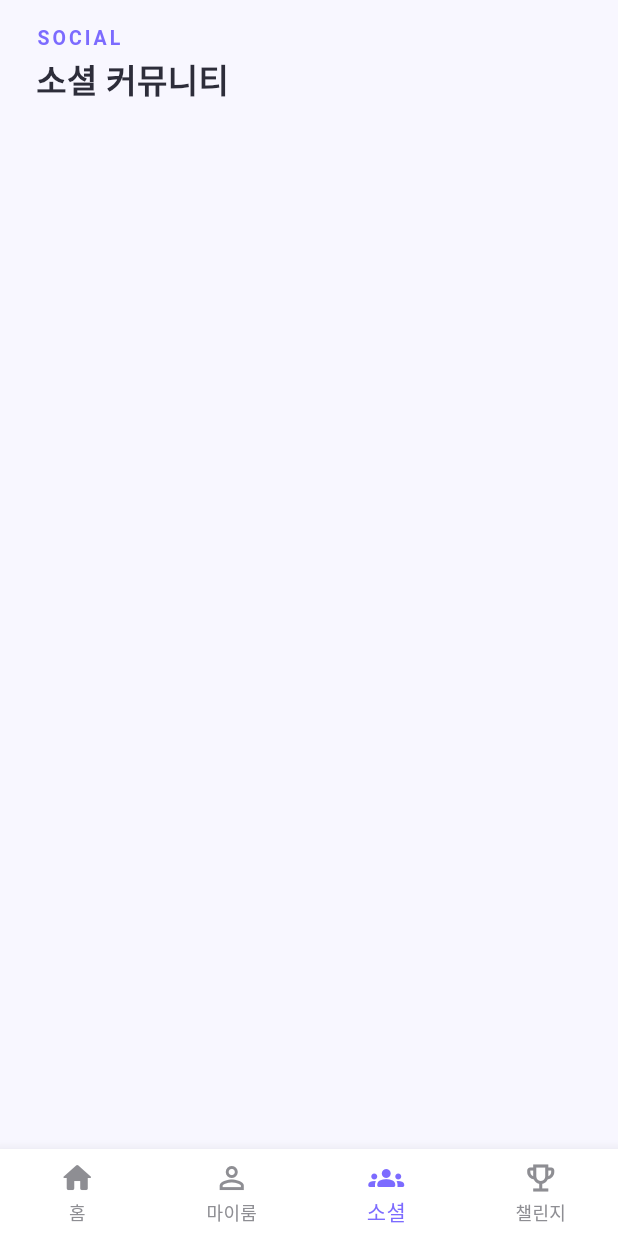
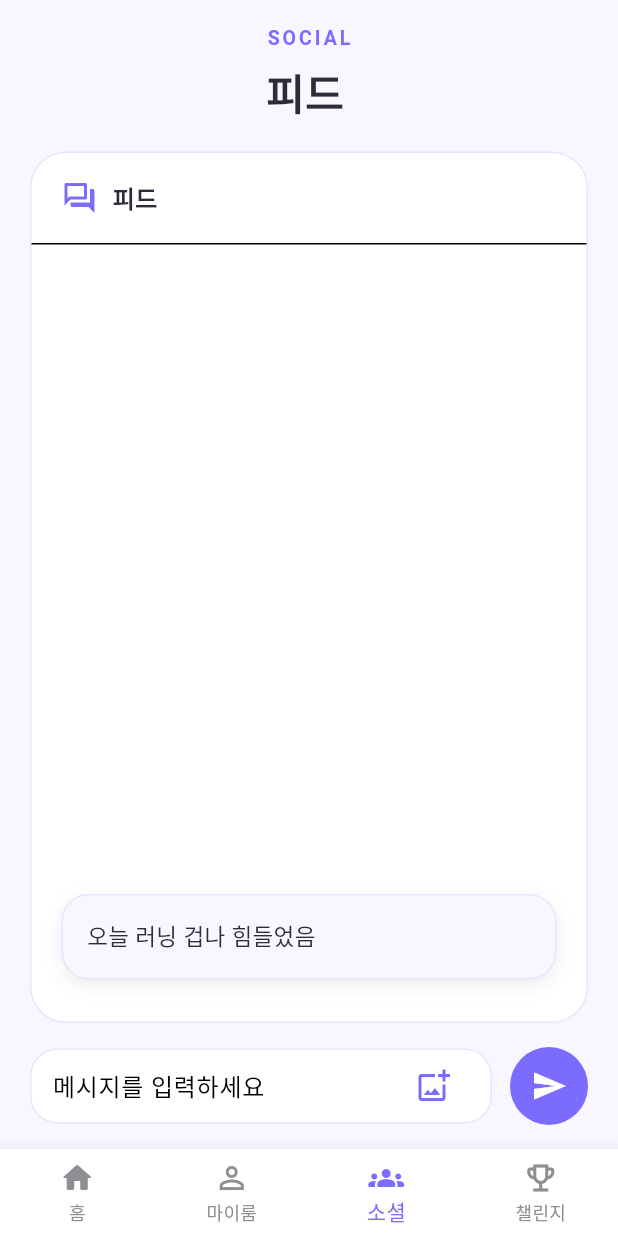
Before and after one commit to teaywood/runway-app, a Flutter app: the screen it shows after launch, item 3 of the bottom bar chosen, on a phone screen of 412 x 824 dp. Run offline on Flutter 3.47's test engine with Material 3 defaults, Android fonts, the light colour scheme and no system bars; Roboto replaces fonts that are missing (Pretendard).

Commit message:
implement: social community

```diff
--- a/runway/lib/screen/social_screen/social_screen.dart
+++ b/runway/lib/screen/social_screen/social_screen.dart
@@ -2,113 +2,128 @@
 
 import '../../core/app_theme.dart';
 
-class SocialScreen extends StatelessWidget {
+class SocialScreen extends StatefulWidget {
   const SocialScreen({super.key});
+
+  @override
+  State<SocialScreen> createState() => _SocialScreenState();
+}
+
+class _SocialScreenState extends State<SocialScreen> {
+  final TextEditingController _messageController = TextEditingController();
+  final ScrollController _scrollController = ScrollController();
+  final List<String> _messages = ['오늘 러닝 겁나 힘들었음'];
+
+  void _addMessage() {
+    final text = _messageController.text.trim();
+    if (text.isEmpty) return;
+    setState(() {
+      _messages.insert(0, text);
+      _messageController.clear();
+    });
+    Future.microtask(() {
+      if (_scrollController.hasClients) {
+        _scrollController.animateTo(
+          0,
+          duration: const Duration(milliseconds: 250),
+          curve: Curves.easeOut,
+        );
+      }
+    });
+  }
+
+  @override
+  void dispose() {
+    _messageController.dispose();
+    _scrollController.dispose();
+    super.dispose();
+  }
 
   @override
   Widget build(BuildContext context) {
     return Scaffold(
       backgroundColor: AppColors.roomBackground,
       body: SafeArea(
-        child: Stack(
-          children: [
-            // // ── Layer 1. 런웨이 트랙 공간감 배경 ──
-            // const Positioned.fill(child: _RoomStageBackground()),
-
-            // // ── Layer 2. 전신 아바타 전시 ──
-            // const Positioned.fill(
-            //   child: Align(
-            //     alignment: Alignment(0, -0.15),
-            //     child: RoomAvatarViewer(),
-            //   ),
-            // ),
-
-            // ── Layer 3. 상단 타이틀 ──
-            const Positioned(top: 16, left: 24, child: _RoomHeader()),
-
-            // ── Layer 4. 하단 액션 버튼 ──
-            // Positioned(
-            //   left: 0,
-            //   right: 0,
-            //   bottom: 28,
-            //   child: RoomActionButtons(
-            //     onTapDressUp: () => _openCloset(context),
-            //     onTapTrophy: () => _openTrophyRoom(context),
-            //   ),
-            // ),
-          ],
+        child: Padding(
+          padding: const EdgeInsets.symmetric(horizontal: 20, vertical: 16),
+          child: Column(
+            children: [
+              const _SocialHeader(),
+              const SizedBox(height: 20),
+              Expanded(
+                child: Container(
+                  decoration: BoxDecoration(
+                    color: AppColors.surface,
+                    borderRadius: BorderRadius.circular(24),
+                    border: Border.all(color: AppColors.cardBorder),
+                  ),
+                  child: Column(
+                    crossAxisAlignment: CrossAxisAlignment.start,
+                    children: [
+                      Padding(
+                        padding:
+                            const EdgeInsets.symmetric(horizontal: 20, vertical: 18),
+                        child: Row(
+                          children: [
+                            const Icon(Icons.forum_outlined,
+                                color: AppColors.primary),
+                            const SizedBox(width: 10),
+                            Text(
+                              '피드',
+                              style: TextStyle(
+                                fontSize: 16,
+                                fontWeight: FontWeight.w700,
+                                color: AppColors.textPrimary,
+                              ),
+                            ),
+                          ],
+                        ),
+                      ),
+                      const Divider(height: 1, thickness: 1),
+                      Expanded(
+                        child: _messages.isEmpty
+                            ? const Center(
+                                child: Text(
+                                  '아직 등록된 메시지가 없어요.',
+                                  style: TextStyle(
+                                    color: AppColors.textSecondary,
+                                  ),
+                                ),
+                              )
+                            : ListView.builder(
+                                controller: _scrollController,
+                                reverse: true,
+                                padding: const EdgeInsets.symmetric(
+                                    horizontal: 20, vertical: 16),
+                                itemCount: _messages.length,
+                                itemBuilder: (context, index) {
+                                  final message = _messages[index];
+                                  return Padding(
+                                    padding: const EdgeInsets.only(bottom: 12),
+                                    child: _MessageTile(message: message),
+                                  );
+                                },
+                              ),
+                      ),
+                    ],
+                  ),
+                ),
+              ),
+              const SizedBox(height: 16),
+              _MessageInput(
+                controller: _messageController,
+                onSend: _addMessage,
+              ),
+            ],
+          ),
         ),
       ),
     );
   }
 }
 
-/// 런웨이 트랙 느낌의 3D 공간감 배경 (Soft Light + Gradient)
-// class _RoomStageBackground extends StatelessWidget {
-//   const _RoomStageBackground();
-
-//   @override
-//   Widget build(BuildContext context) {
-//     return DecoratedBox(
-//       decoration: const BoxDecoration(
-//         gradient: LinearGradient(
-//           begin: Alignment.topCenter,
-//           end: Alignment.bottomCenter,
-//           colors: [
-//             AppColors.stageGlowTop,
-//             AppColors.stageGlowMid,
-//             AppColors.roomBackground,
-//           ],
-//           stops: [0.0, 0.55, 1.0],
-//         ),
-//       ),
-//       child: Stack(
-//         children: [
-//           // 중앙 스포트라이트 (Soft Light)
-//           Align(
-//             alignment: const Alignment(0, -0.2),
-//             child: Container(
-//               width: 320,
-//               height: 320,
-//               decoration: const BoxDecoration(
-//                 shape: BoxShape.circle,
-//                 gradient: RadialGradient(
-//                   colors: [AppColors.stageGlowTop, AppColors.stageGlowMid],
-//                   stops: [0.2, 1.0],
-//                 ),
-//               ),
-//             ),
-//           ),
-
-//           // 바닥 런웨이 트랙 (타원형 무대)
-//           Align(
-//             alignment: const Alignment(0, 0.62),
-//             child: Container(
-//               width: 280,
-//               height: 90,
-//               decoration: BoxDecoration(
-//                 color: AppColors.stageFloor,
-//                 borderRadius: BorderRadius.circular(140),
-//                 boxShadow: const [
-//                   BoxShadow(
-//                     color: AppColors.shadowSoft,
-//                     blurRadius: 40,
-//                     spreadRadius: 4,
-//                     offset: Offset(0, 12),
-//                   ),
-//                 ],
-//               ),
-//             ),
-//           ),
-//         ],
-//       ),
-//     );
-//   }
-// }
-
-/// 상단 타이틀 헤더
-class _RoomHeader extends StatelessWidget {
-  const _RoomHeader();
+class _SocialHeader extends StatelessWidget {
+  const _SocialHeader();
 
   @override
   Widget build(BuildContext context) {
@@ -124,11 +139,11 @@
             color: AppColors.primary,
           ),
         ),
-        SizedBox(height: 2),
+        const SizedBox(height: 6),
         Text(
-          '소셜 커뮤니티',
+          '피드',
           style: TextStyle(
-            fontSize: 22,
+            fontSize: 28,
             fontWeight: FontWeight.w800,
             color: AppColors.textPrimary,
           ),
@@ -137,3 +152,97 @@
     );
   }
 }
+
+class _MessageTile extends StatelessWidget {
+  final String message;
+
+  const _MessageTile({required this.message});
+
+  @override
+  Widget build(BuildContext context) {
+    return Container(
+      decoration: BoxDecoration(
+        color: AppColors.background,
+        borderRadius: BorderRadius.circular(18),
+        border: Border.all(color: AppColors.cardBorder),
+        boxShadow: const [
+          BoxShadow(
+            color: Color(0x12000000),
+            blurRadius: 10,
+            offset: Offset(0, 4),
+          ),
+        ],
+      ),
+      padding: const EdgeInsets.all(16),
+      child: Text(
+        message,
+        style: TextStyle(
+          color: AppColors.textPrimary,
+          fontSize: 15,
+          height: 1.45,
+        ),
+      ),
+    );
+  }
+}
+
+class _MessageInput extends StatelessWidget {
+  final TextEditingController controller;
+  final VoidCallback onSend;
+
+  const _MessageInput({
+    required this.controller,
+    required this.onSend,
+  });
+
+  @override
+  Widget build(BuildContext context) {
+    return Row(
+      children: [
+        Expanded(
+          child: Container(
+            decoration: BoxDecoration(
+              color: AppColors.surface,
+              borderRadius: BorderRadius.circular(18),
+              border: Border.all(color: AppColors.cardBorder),
+            ),
+            padding: const EdgeInsets.symmetric(horizontal: 14),
+            child: Row(
+              children: [
+                Expanded(
+                  child: TextField(
+                    controller: controller,
+                    textInputAction: TextInputAction.send,
+                    onSubmitted: (_) => onSend(),
+                    decoration: const InputDecoration(
+                      hintText: '메시지를 입력하세요',
+                      border: InputBorder.none,
+                    ),
+                  ),
+                ),
+                IconButton(
+                  onPressed: () {},
+                  icon: const Icon(Icons.add_photo_alternate_outlined),
+                  color: AppColors.primary,
+                ),
+              ],
+            ),
+          ),
+        ),
+        const SizedBox(width: 12),
+        GestureDetector(
+          onTap: onSend,
+          child: Container(
+            width: 52,
+            height: 52,
+            decoration: const BoxDecoration(
+              color: AppColors.primary,
+              shape: BoxShape.circle,
+            ),
+            child: const Icon(Icons.send, color: AppColors.textOnPrimary),
+          ),
+        ),
+      ],
+    );
+  }
+}
```
